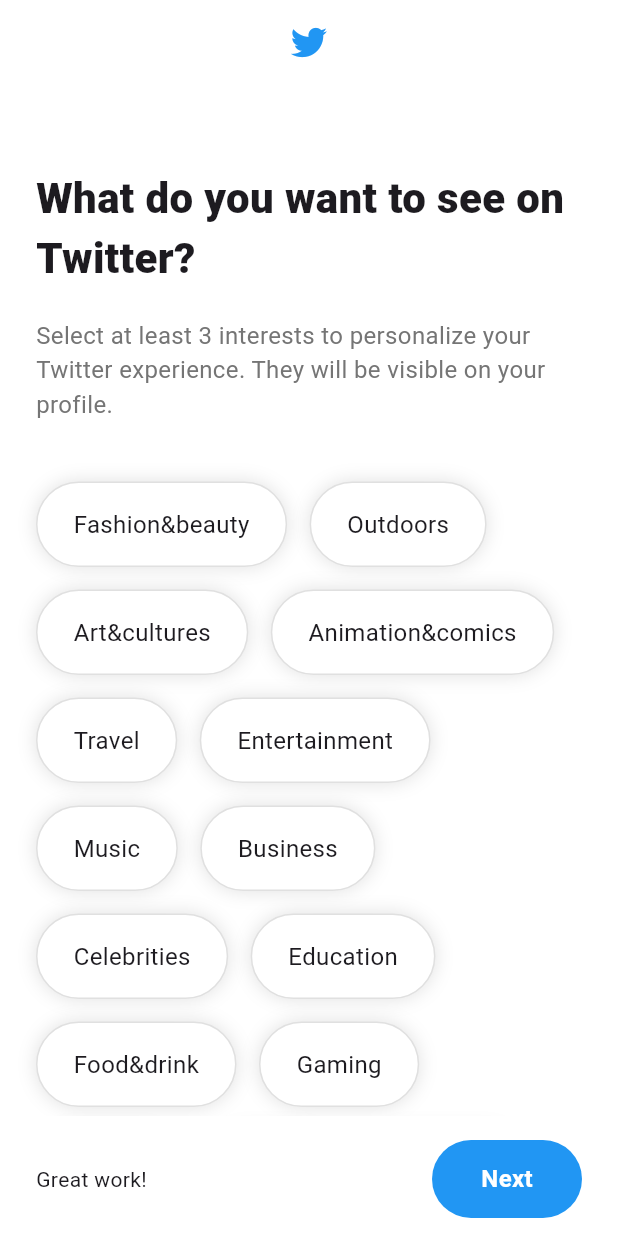
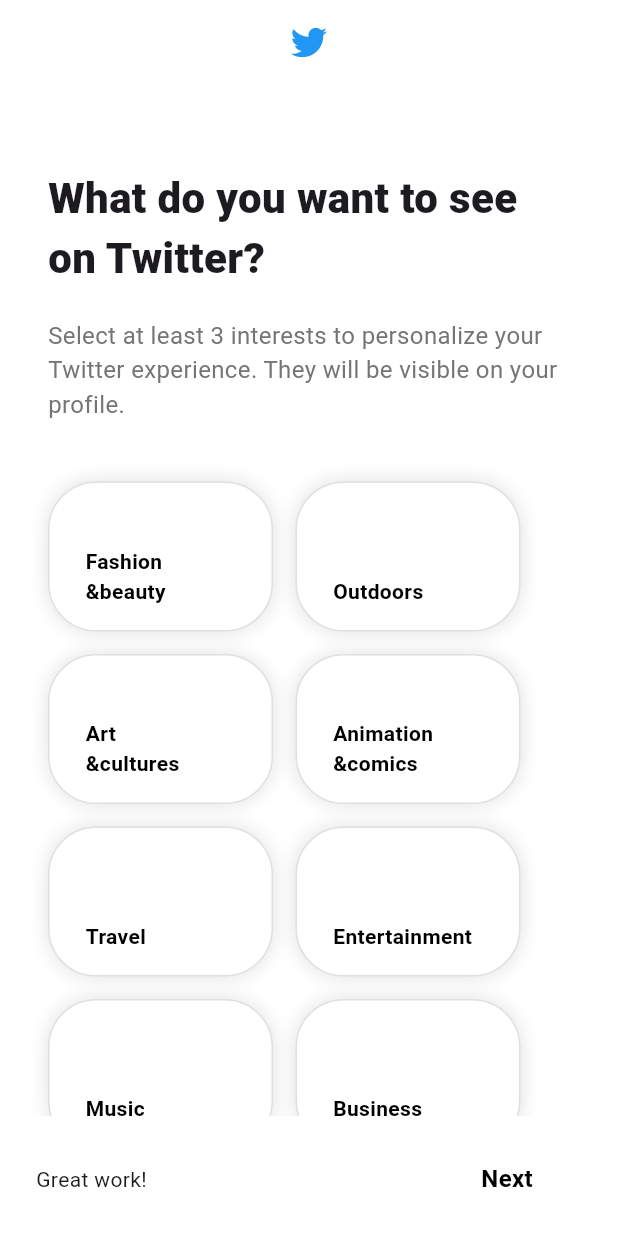
Before and after one commit to seoyeong6/twitter, a Flutter app: the screen it shows after launch, on a phone screen of 412 x 824 dp. Run offline on Flutter 3.47's test engine with Material 3 defaults, Android fonts, the phone set to English and light mode, and no system bars; our stand-ins replace font_awesome_flutter.

Commit message:
feat: interest 완성

```diff
--- a/lib/screens/login/interests_screen.dart
+++ b/lib/screens/login/interests_screen.dart
@@ -3,10 +3,10 @@ import 'package:twitter/contents/sizes.dart';
 import 'package:twitter/contents/gaps.dart';
 
 List<String> interests = [
-  'Fashion&beauty',
+  'Fashion\n&beauty',
   'Outdoors',
-  'Art&cultures',
-  'Animation&comics',
+  'Art\n&cultures',
+  'Animation\n&comics',
   'Travel',
   'Entertainment',
   'Music',
@@ -22,18 +22,37 @@ List<String> interests = [
   'Technology',
 ];
 
-class InterestsScreen extends StatelessWidget {
+class InterestsScreen extends StatefulWidget {
   const InterestsScreen({super.key});
+
+  @override
+  State<InterestsScreen> createState() => _InterestsScreenState();
+}
+
+class _InterestsScreenState extends State<InterestsScreen> {
+  final ScrollController _scrollController = ScrollController();
+  final List<String> _selectedInterests = [];
+
+  bool get isSelected => _selectedInterests.length >= 3;
+
+  @override
+  void dispose() {
+    _scrollController.dispose();
+    super.dispose();
+  }
 
   @override
   Widget build(BuildContext context) {
     return Scaffold(
       appBar: AppBar(),
-      body: SingleChildScrollView(
+      body: Scrollbar(
+        controller: _scrollController,
+        child: SingleChildScrollView(
+          controller: _scrollController,
           child: Padding(
             padding: const EdgeInsets.only(
-            left: Sizes.size24,
-            right: Sizes.size24,
+              left: Sizes.size32,
+              right: Sizes.size32,
               bottom: Sizes.size36,
             ),
             child: Column(
@@ -60,13 +79,26 @@ class InterestsScreen extends StatelessWidget {
                   spacing: 15,
                   children: [
                     for (var interest in interests)
-                    Container(
+                      GestureDetector(
+                        onTap: () {
+                          setState(() {
+                            if (_selectedInterests.contains(interest)) {
+                              _selectedInterests.remove(interest);
+                            } else {
+                              _selectedInterests.add(interest);
+                            }
+                          });
+                        },
+                        child: Container(
                           padding: EdgeInsets.symmetric(
                             vertical: Sizes.size16,
                             horizontal: Sizes.size24,
                           ),
                           decoration: BoxDecoration(
-                        color: Colors.white,
+                            color:
+                                _selectedInterests.contains(interest)
+                                    ? Theme.of(context).primaryColor
+                                    : Colors.white,
                             borderRadius: BorderRadius.circular(Sizes.size32),
                             border: Border.all(color: Colors.grey.shade300),
                             boxShadow: [
@@ -76,14 +108,31 @@ class InterestsScreen extends StatelessWidget {
                               ),
                             ],
                           ),
-                      child: Text(
+                          width: 150,
+                          height: 100,
+                          child: Column(
+                            mainAxisAlignment: MainAxisAlignment.end,
+                            crossAxisAlignment: CrossAxisAlignment.start,
+                            children: [
+                              Text(
                                 interest,
-                        style: TextStyle(fontSize: Sizes.size16),
+                                style: TextStyle(
+                                  fontSize: Sizes.size14,
+                                  fontWeight: FontWeight.w600,
+                                  color:
+                                      _selectedInterests.contains(interest)
+                                          ? Colors.white
+                                          : Colors.black,
+                                ),
+                              ),
+                            ],
+                          ),
                         ),
                       ),
                   ],
                 ),
               ],
+            ),
           ),
         ),
       ),
@@ -107,13 +156,14 @@ class InterestsScreen extends StatelessWidget {
               width: 100,
               alignment: Alignment.center,
               decoration: BoxDecoration(
-                color: Theme.of(context).primaryColor,
+                color:
+                    isSelected ? Theme.of(context).primaryColor : Colors.white,
                 borderRadius: BorderRadius.circular(Sizes.size32),
               ),
               child: Text(
                 'Next',
                 style: TextStyle(
-                  color: Colors.white,
+                  color: isSelected ? Colors.white : Colors.black,
                   fontSize: Sizes.size16,
                   fontWeight: FontWeight.w600,
                 ),
```
Lines whose indentation alone changed are shown as unchanged.
